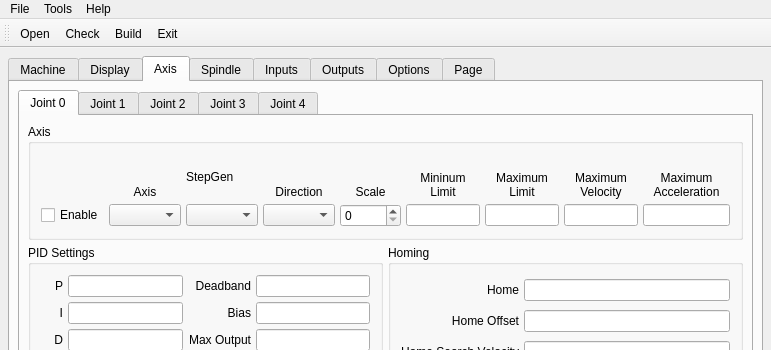
Above: 7i96.ui from snelweg/7i96 before the change; both pictures show x 0 to 771 and y 0 to 350 of the 771 by 646 pixel window. Below: the same form after it.
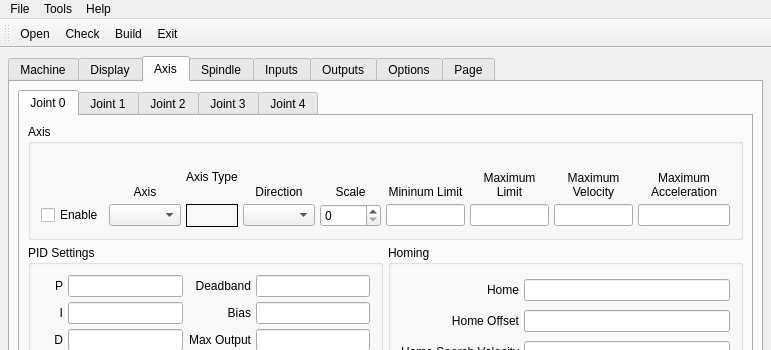
That is the form after the change. The open tabs and pages were chosen to show the change.

Commit message: build ini will now build a working ini file

```diff
--- a/7i96.ui
+++ b/7i96.ui
@@ -552,13 +552,20 @@
                  </property>
                 </widget>
                </item>
-               <item row="1" column="2">
-                <widget class="QComboBox" name="stepgen_0"/>
-               </item>
                <item row="0" column="2">
                 <widget class="QLabel" name="label_4">
                  <property name="text">
-                  <string>StepGen</string>
+                  <string>Axis Type</string>
+                 </property>
+                </widget>
+               </item>
+               <item row="1" column="2">
+                <widget class="QLabel" name="axisType_0">
+                 <property name="frameShape">
+                  <enum>QFrame::Box</enum>
+                 </property>
+                 <property name="text">
+                  <string/>
                  </property>
                 </widget>
                </item>
```
Left out of the diff: 60 changed lines with no effect on the pictures. The commit also changes 2 other files.
